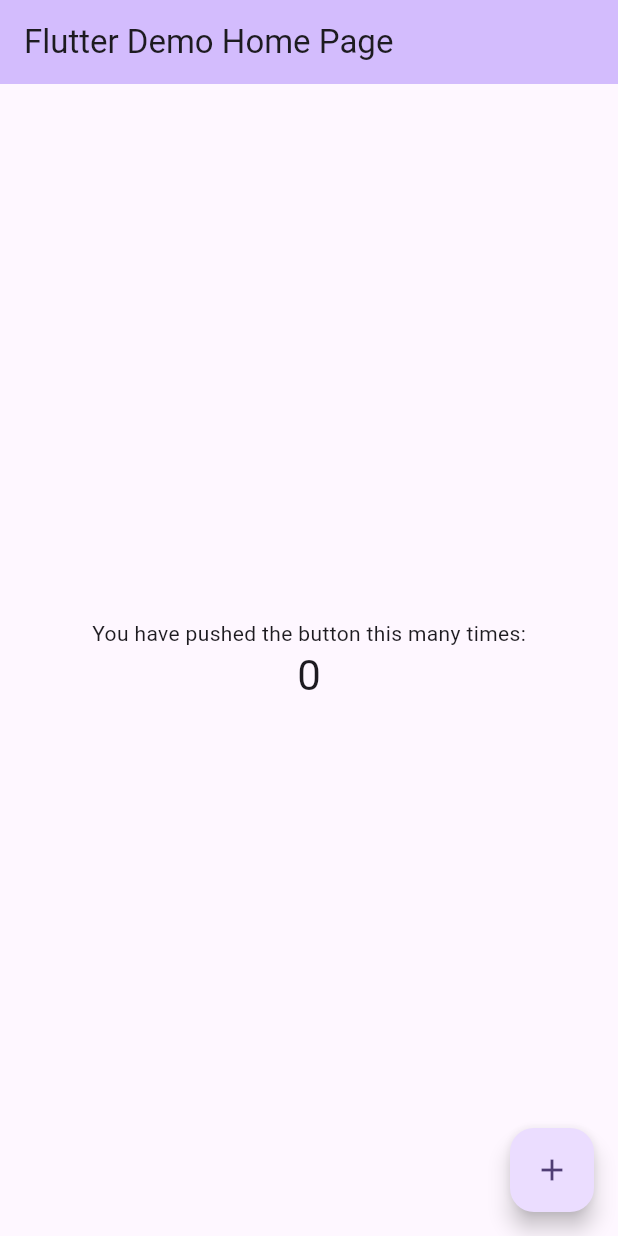
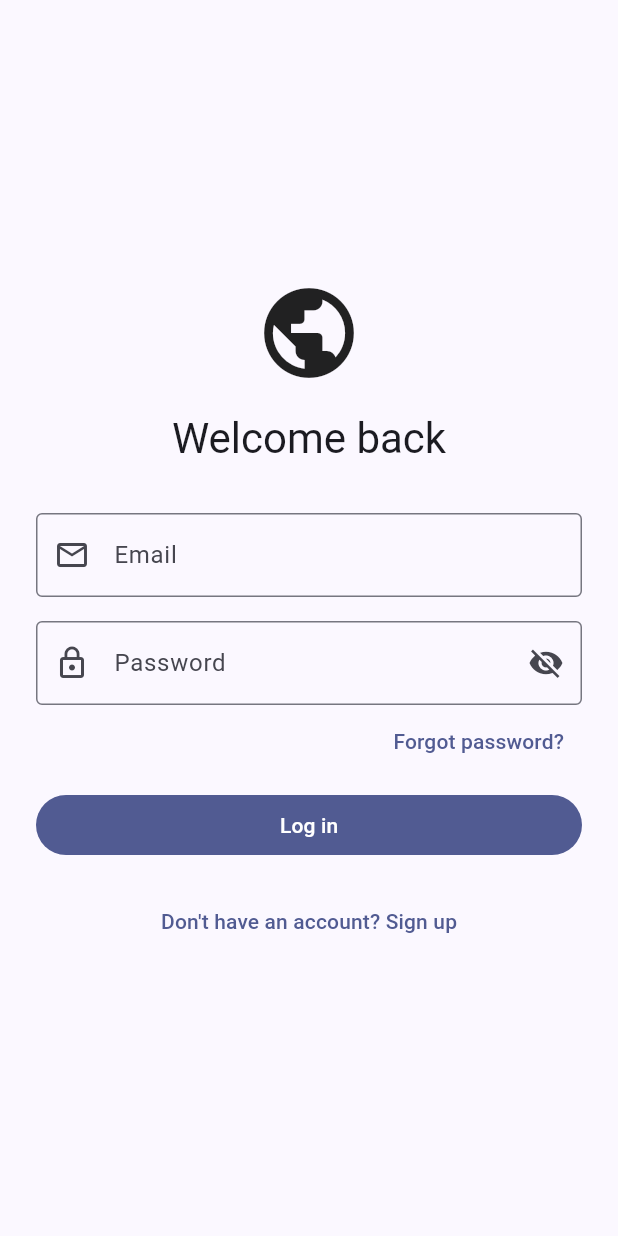
Before and after one commit to reyanmuzamil/mobile-app-project, a Flutter app: the screen it shows after launch, on a phone screen of 412 x 824 dp. Run offline on Flutter 3.47's test engine with Material 3 defaults, Android fonts, the phone set to English and light mode, and no system bars; our stand-ins replace supabase_flutter; accounts and stored records are empty.

Commit message:
Configure Supabase environment and add auth screens

```diff
--- a/app/lib/main.dart
+++ b/app/lib/main.dart
@@ -1,122 +1,29 @@
 import 'package:flutter/material.dart';
+import 'package:supabase_flutter/supabase_flutter.dart';
+import 'screens/auth_gate.dart';
 
-void main() {
+const String supabase_url = String.fromEnvironment('SUPABASE_URL');
+const String supabase_anon_key = String.fromEnvironment('SUPABASE_ANON_KEY');
+
+Future<void> main() async {
+  WidgetsFlutterBinding.ensureInitialized();
+  await Supabase.initialize(url: supabase_url, anonKey: supabase_anon_key);
   runApp(const MyApp());
 }
 
 class MyApp extends StatelessWidget {
   const MyApp({super.key});
 
-  // This widget is the root of your application.
   @override
   Widget build(BuildContext context) {
     return MaterialApp(
-      title: 'Flutter Demo',
+      title: 'SHE',
+      debugShowCheckedModeBanner: false,
       theme: ThemeData(
-        // This is the theme of your application.
-        //
-        // TRY THIS: Try running your application with "flutter run". You'll see
-        // the application has a purple toolbar. Then, without quitting the app,
-        // try changing the seedColor in the colorScheme below to Colors.green
-        // and then invoke "hot reload" (save your changes or press the "hot
-        // reload" button in a Flutter-supported IDE, or press "r" if you used
-        // the command line to start the app).
-        //
-        // Notice that the counter didn't reset back to zero; the application
-        // state is not lost during the reload. To reset the state, use hot
-        // restart instead.
-        //
-        // This works for code too, not just values: Most code changes can be
-        // tested with just a hot reload.
-        colorScheme: .fromSeed(seedColor: Colors.deepPurple),
+        colorSchemeSeed: Colors.indigo,
+        useMaterial3: true,
       ),
-      home: const MyHomePage(title: 'Flutter Demo Home Page'),
+      home: const AuthGate(),
     );
   }
 }
-
-class MyHomePage extends StatefulWidget {
-  const MyHomePage({super.key, required this.title});
-
-  // This widget is the home page of your application. It is stateful, meaning
-  // that it has a State object (defined below) that contains fields that affect
-  // how it looks.
-
-  // This class is the configuration for the state. It holds the values (in this
-  // case the title) provided by the parent (in this case the App widget) and
-  // used by the build method of the State. Fields in a Widget subclass are
-  // always marked "final".
-
-  final String title;
-
-  @override
-  State<MyHomePage> createState() => _MyHomePageState();
-}
-
-class _MyHomePageState extends State<MyHomePage> {
-  int _counter = 0;
-
-  void _incrementCounter() {
-    setState(() {
-      // This call to setState tells the Flutter framework that something has
-      // changed in this State, which causes it to rerun the build method below
-      // so that the display can reflect the updated values. If we changed
-      // _counter without calling setState(), then the build method would not be
-      // called again, and so nothing would appear to happen.
-      _counter++;
-    });
-  }
-
-  @override
-  Widget build(BuildContext context) {
-    // This method is rerun every time setState is called, for instance as done
-    // by the _incrementCounter method above.
-    //
-    // The Flutter framework has been optimized to make rerunning build methods
-    // fast, so that you can just rebuild anything that needs updating rather
-    // than having to individually change instances of widgets.
-    return Scaffold(
-      appBar: AppBar(
-        // TRY THIS: Try changing the color here to a specific color (to
-        // Colors.amber, perhaps?) and trigger a hot reload to see the AppBar
-        // change color while the other colors stay the same.
-        backgroundColor: Theme.of(context).colorScheme.inversePrimary,
-        // Here we take the value from the MyHomePage object that was created by
-        // the App.build method, and use it to set our appbar title.
-        title: Text(widget.title),
-      ),
-      body: Center(
-        // Center is a layout widget. It takes a single child and positions it
-        // in the middle of the parent.
-        child: Column(
-          // Column is also a layout widget. It takes a list of children and
-          // arranges them vertically. By default, it sizes itself to fit its
-          // children horizontally, and tries to be as tall as its parent.
-          //
-          // Column has various properties to control how it sizes itself and
-          // how it positions its children. Here we use mainAxisAlignment to
-          // center the children vertically; the main axis here is the vertical
-          // axis because Columns are vertical (the cross axis would be
-          // horizontal).
-          //
-          // TRY THIS: Invoke "debug painting" (choose the "Toggle Debug Paint"
-          // action in the IDE, or press "p" in the console), to see the
-          // wireframe for each widget.
-          mainAxisAlignment: .center,
-          children: [
-            const Text('You have pushed the button this many times:'),
-            Text(
-              '$_counter',
-              style: Theme.of(context).textTheme.headlineMedium,
-            ),
-          ],
-        ),
-      ),
-      floatingActionButton: FloatingActionButton(
-        onPressed: _incrementCounter,
-        tooltip: 'Increment',
-        child: const Icon(Icons.add),
-      ),
-    );
-  }
-}
--- /dev/null
+++ b/app/lib/screens/auth_gate.dart
@@ -0,0 +1,22 @@
+import 'package:flutter/material.dart';
+import 'package:supabase_flutter/supabase_flutter.dart';
+import 'login_screen.dart';
+import 'map_screen.dart';
+
+class AuthGate extends StatelessWidget {
+  const AuthGate({super.key});
+
+  @override
+  Widget build(BuildContext context) {
+    return StreamBuilder<AuthState>(
+      stream: Supabase.instance.client.auth.onAuthStateChange,
+      builder: (context, snapshot) {
+        final session = Supabase.instance.client.auth.currentSession;
+        if (session != null) {
+          return const MapScreen();
+        }
+        return const LoginScreen();
+      },
+    );
+  }
+}
--- /dev/null
+++ b/app/lib/screens/login_screen.dart
@@ -0,0 +1,184 @@
+import 'package:flutter/material.dart';
+import 'package:supabase_flutter/supabase_flutter.dart';
+import '../utils/validators.dart';
+import 'forgot_password_screen.dart';
+import 'sign_up_screen.dart';
+
+class LoginScreen extends StatefulWidget {
+  const LoginScreen({super.key});
+
+  @override
+  State<LoginScreen> createState() => _LoginScreenState();
+}
+
+class _LoginScreenState extends State<LoginScreen> {
+  final form_key = GlobalKey<FormState>();
+  final email_controller = TextEditingController();
+  final password_controller = TextEditingController();
+  bool is_loading = false;
+  bool hide_password = true;
+  String? error_message;
+
+  @override
+  void dispose() {
+    this.email_controller.dispose();
+    this.password_controller.dispose();
+    super.dispose();
+  }
+
+  Widget build_button_child() {
+    if (this.is_loading) {
+      return const SizedBox(
+        height: 20,
+        width: 20,
+        child: CircularProgressIndicator(strokeWidth: 2),
+      );
+    }
+    return const Text('Log in');
+  }
+
+  IconData get_visibility_icon() {
+    if (this.hide_password) {
+      return Icons.visibility_off;
+    }
+    return Icons.visibility;
+  }
+
+  VoidCallback? get_submit_handler() {
+    if (this.is_loading) {
+      return null;
+    }
+    return this.submit;
+  }
+
+  Future<void> submit() async {
+    if (!this.form_key.currentState!.validate()) {
+      return;
+    }
+    setState(() {
+      this.is_loading = true;
+      this.error_message = null;
+    });
+    try {
+      await Supabase.instance.client.auth.signInWithPassword(
+        email: this.email_controller.text.trim(),
+        password: this.password_controller.text,
+      );
+    } on AuthException catch (error) {
+      setState(() {
+        this.error_message = error.message;
+      });
+    } catch (error) {
+      setState(() {
+        this.error_message = 'Something went wrong. Please try again.';
+      });
+    }
+    if (mounted) {
+      setState(() {
+        this.is_loading = false;
+      });
+    }
+  }
+
+  @override
+  Widget build(BuildContext context) {
+    return Scaffold(
+      body: SafeArea(
+        child: Center(
+          child: SingleChildScrollView(
+            padding: const EdgeInsets.all(24),
+            child: ConstrainedBox(
+              constraints: const BoxConstraints(maxWidth: 400),
+              child: Form(
+                key: this.form_key,
+                child: Column(
+                  mainAxisSize: MainAxisSize.min,
+                  crossAxisAlignment: CrossAxisAlignment.stretch,
+                  children: [
+                    const Icon(Icons.public, size: 72),
+                    const SizedBox(height: 16),
+                    Text(
+                      'Welcome back',
+                      textAlign: TextAlign.center,
+                      style: Theme.of(context).textTheme.headlineMedium,
+                    ),
+                    const SizedBox(height: 32),
+                    TextFormField(
+                      controller: this.email_controller,
+                      keyboardType: TextInputType.emailAddress,
+                      decoration: const InputDecoration(
+                        labelText: 'Email',
+                        prefixIcon: Icon(Icons.email_outlined),
+                        border: OutlineInputBorder(),
+                      ),
+                      validator: validate_email,
+                    ),
+                    const SizedBox(height: 16),
+                    TextFormField(
+                      controller: this.password_controller,
+                      obscureText: this.hide_password,
+                      decoration: InputDecoration(
+                        labelText: 'Password',
+                        prefixIcon: const Icon(Icons.lock_outline),
+                        border: const OutlineInputBorder(),
+                        suffixIcon: IconButton(
+                          icon: Icon(this.get_visibility_icon()),
+                          onPressed: () {
+                            setState(() {
+                              this.hide_password = !this.hide_password;
+                            });
+                          },
+                        ),
+                      ),
+                      validator: validate_password,
+                    ),
+                    if (this.error_message != null) ...[
+                      const SizedBox(height: 12),
+                      Text(
+                        this.error_message!,
+                        style: TextStyle(
+                          color: Theme.of(context).colorScheme.error,
+                        ),
+                      ),
+                    ],
+                    Align(
+                      alignment: Alignment.centerRight,
+                      child: TextButton(
+                        onPressed: () {
+                          Navigator.push(
+                            context,
+                            MaterialPageRoute(
+                              builder: (_) => const ForgotPasswordScreen(),
+                            ),
+                          );
+                        },
+                        child: const Text('Forgot password?'),
+                      ),
+                    ),
+                    const SizedBox(height: 8),
+                    FilledButton(
+                      onPressed: this.get_submit_handler(),
+                      child: this.build_button_child(),
+                    ),
+                    const SizedBox(height: 16),
+                    TextButton(
+                      onPressed: () {
+                        Navigator.push(
+                          context,
+                          MaterialPageRoute(
+                            builder: (_) => const SignUpScreen(),
+                          ),
+                        );
+                      },
+                      child: const Text("Don't have an account? Sign up"),
+                    ),
+                  ],
+                ),
+              ),
+            ),
+          ),
+        ),
+      ),
+    );
+  }
+}
--- /dev/null
+++ b/app/lib/utils/validators.dart
@@ -0,0 +1,20 @@
+String? validate_email(String? value) {
+  if (value == null || value.trim().isEmpty) {
+    return 'Email is required';
+  }
+  final pattern = RegExp(r'^[^@\s]+@[^@\s]+\.[^@\s]+$');
+  if (!pattern.hasMatch(value.trim())) {
+    return 'Enter a valid email address';
+  }
+  return null;
+}
+
+String? validate_password(String? value) {
+  if (value == null || value.isEmpty) {
+    return 'Password is required';
+  }
+  if (value.length < 6) {
+    return 'Password must be at least 6 characters';
+  }
+  return null;
+}
```
Also changed, not shown: app/lib/screens/forgot_password_screen.dart (added, +128 -0 lines), app/lib/screens/map_screen.dart (added, +24 -0 lines), app/lib/screens/sign_up_screen.dart (added, +164 -0 lines), 1 other file.
